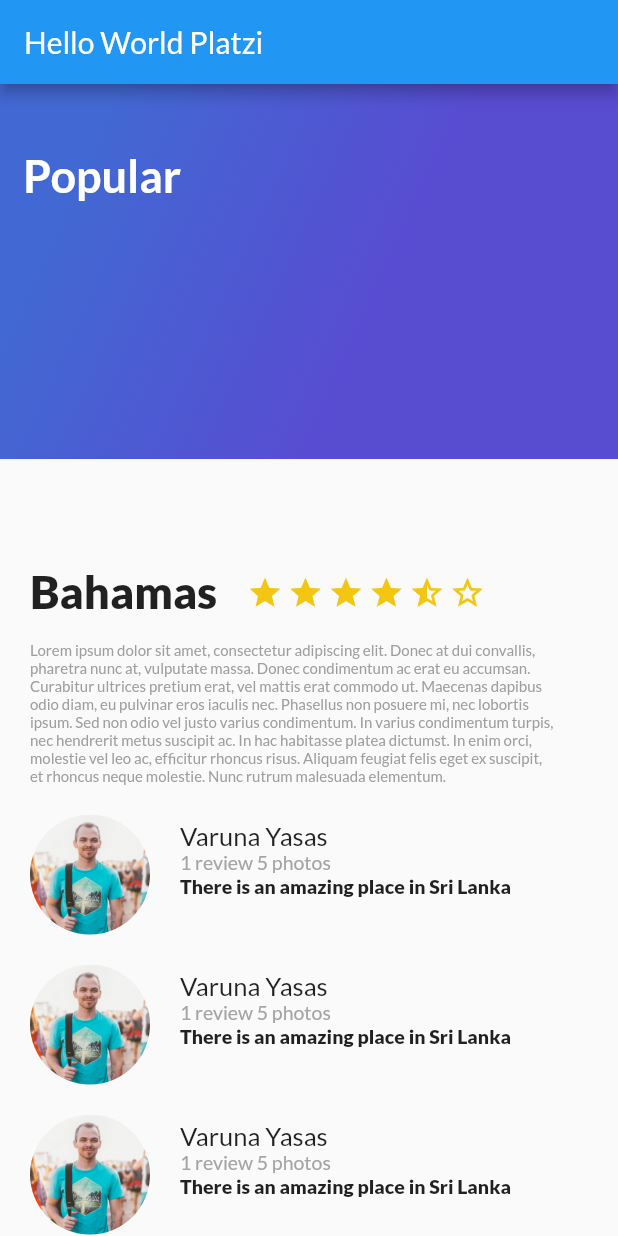
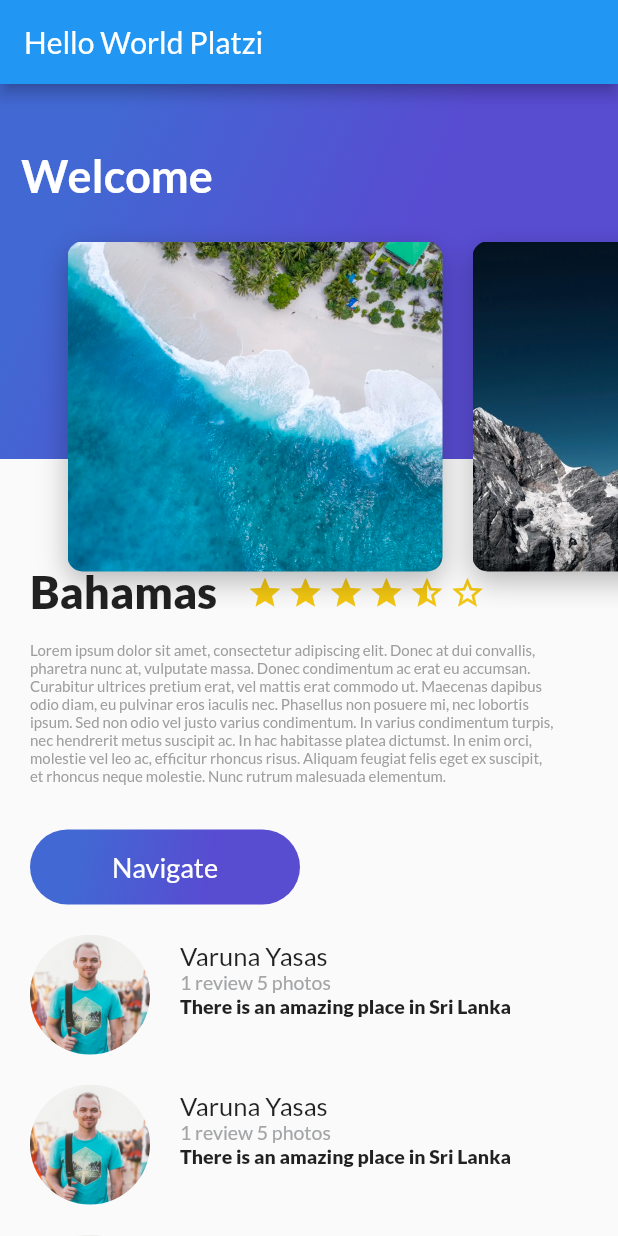
Before and after one commit to nestoredduardo/curso-flutter, a Flutter app: the screen it shows after launch, on a phone screen of 412 x 824 dp. Run offline on Flutter 3.47's test engine with Material 2 defaults, Android fonts, the phone set to English and light mode, and no system bars; our stand-ins replace google_fonts.

Commit message:
Validate Button

```diff
--- /dev/null
+++ b/lib/button_purple.dart
@@ -0,0 +1,53 @@
+import 'package:flutter/material.dart';
+
+class ButtonPurple extends StatelessWidget{
+
+  String buttonText = 'Navigate';
+
+  ButtonPurple(this.buttonText, {Key? key}) : super(key: key);
+
+  @override
+  Widget build(BuildContext context) {
+    // TODO: implement build
+    return InkWell(
+      onTap: (){
+        ScaffoldMessenger.of(context).showSnackBar(
+          const SnackBar(
+              content: Text('Navegando')
+          )
+        );
+      },
+      child: Container(
+        margin: const EdgeInsets.only(
+          top: 30,
+          left: 20,
+          right: 20
+        ),
+        height: 50,
+        width: 180,
+        decoration:  BoxDecoration(
+          borderRadius: BorderRadius.circular(30),
+          gradient: const LinearGradient(
+            colors: [
+              Color(0xFF4268D3),
+              Color(0xFF584CD1)
+            ],
+            begin: FractionalOffset(0.2, 0.0),
+            end: FractionalOffset(1,0.6),
+            stops: [0,0.6],
+            tileMode: TileMode.clamp
+          )
+        ),
+        child: Center(
+          child: Text(
+            buttonText,
+            style: const TextStyle(
+              fontSize: 18,
+              color: Colors.white
+            ),
+          ),
+        ),
+      ),
+    );
+  }
+}
--- /dev/null
+++ b/lib/card_image_list.dart
@@ -0,0 +1,24 @@
+import 'package:flutter/material.dart';
+import 'package:tripy/card_image.dart';
+
+class CardImageList extends StatelessWidget{
+
+  @override
+  Widget build(BuildContext context){
+    //TODO: implement build
+    return SizedBox(
+      height: 350,
+      child: ListView(
+        padding: const EdgeInsets.all(25),
+        scrollDirection: Axis.horizontal,
+        children: <Widget>[
+          CardImage('assets/img/beach.jpeg'),
+          CardImage('assets/img/mountain.jpeg'),
+          CardImage('assets/img/mountain_starts.jpeg'),
+          CardImage('assets/img/river.jpeg'),
+          CardImage('assets/img/sunset.jpeg'),
+        ],
+      ),
+    );
+  }
+}
--- a/lib/description_place.dart
+++ b/lib/description_place.dart
@@ -1,4 +1,5 @@
 import 'package:flutter/material.dart';
+import 'package:tripy/button_purple.dart';
 
 class DescriptionPlace extends StatelessWidget{
   String namePlace;
@@ -11,34 +12,34 @@ class DescriptionPlace extends StatelessWidget{
   Widget build(BuildContext context) {
     //TODO: implement build
 
-    final star_half = Container(
-      margin: EdgeInsets.only(
+    final starHalf = Container(
+      margin: const EdgeInsets.only(
           top: 323,
           right: 3
       ),
-      child: Icon(
+      child: const Icon(
         Icons.star_half,
         color: Color(0xFFf2C611),
       ),
     );
 
-    final star_border = Container(
-      margin: EdgeInsets.only(
+    final starBorder = Container(
+      margin: const EdgeInsets.only(
           top: 323,
           right: 3
       ),
-      child: Icon(
+      child: const Icon(
         Icons.star_border,
         color: Color(0xFFf2C611),
       ),
     );
 
     final star = Container(
-      margin: EdgeInsets.only(
+      margin: const EdgeInsets.only(
         top: 323,
         right: 3
       ),
-      child: Icon(
+      child: const Icon(
         Icons.star,
         color: Color(0xFFf2C611),
       ),
@@ -50,20 +51,20 @@ class DescriptionPlace extends StatelessWidget{
         star,
         star,
         star,
-        star_half,
-        star_border,
+        starHalf,
+        starBorder,
       ],
     );
 
     final description = Container(
-      margin: EdgeInsets.only(
+      margin: const EdgeInsets.only(
         left: 20,
         top: 15,
         right: 40
       ),
       child: Text(
         descriptionPlace,
-        style: TextStyle(
+        style: const TextStyle(
           fontSize: 10,
           color: Colors.grey
         ),
@@ -72,14 +73,14 @@ class DescriptionPlace extends StatelessWidget{
     );
 
     final title = Container (
-      margin: EdgeInsets.only(
+      margin: const EdgeInsets.only(
           top: 320,
           left: 20,
           right: 20
       ),
       child: Text(
         namePlace,
-        style: TextStyle(
+        style: const TextStyle(
             fontSize: 30,
             fontWeight: FontWeight.w900
         ),
@@ -87,13 +88,15 @@ class DescriptionPlace extends StatelessWidget{
       ),
     );
 
-    final title_starts = Column(
+    final titleStarts = Column(
+      crossAxisAlignment: CrossAxisAlignment.start,
       children: <Widget>[
         Row(children: [title, starsGroup]),
-        description
+        description,
+        ButtonPurple('Navigate')
       ],
     );
 
-    return title_starts;
+    return titleStarts;
   }
 }
--- /dev/null
+++ b/lib/header_appbar.dart
@@ -0,0 +1,16 @@
+import 'package:flutter/material.dart';
+import 'package:tripy/card_image_list.dart';
+import 'package:tripy/gradient_back.dart';
+
+class HeaderAppBar extends StatelessWidget{
+  @override
+  Widget build(BuildContext context) {
+    // TODO: implement build
+    return Stack(
+      children: [
+        GradientBack('Welcome'),
+        CardImageList()
+      ],
+    );
+  }
+}
--- a/lib/main.dart
+++ b/lib/main.dart
@@ -1,10 +1,10 @@
 import 'package:flutter/material.dart';
 import 'package:flutter/services.dart';
 import 'package:google_fonts/google_fonts.dart';
+import 'package:tripy/header_appbar.dart';
 
 import 'description_place.dart';
 import 'review_list.dart';
-import 'gradient_back.dart';
 
 void main() {
   SystemChrome.setSystemUIOverlayStyle(
@@ -51,9 +51,9 @@ class MyApp extends StatelessWidget {
               children: [
                 DescriptionPlace("Bahamas", 4, descriptionText),
                 ReviewList()
-              ],
+            ],
             ),
-             GradientBack('Popular')
+            HeaderAppBar()
           ],
         ),
         //body: Column(children: [DescriptionPlace("Bahamas", 4, descriptionText), ReviewList()],)
```
